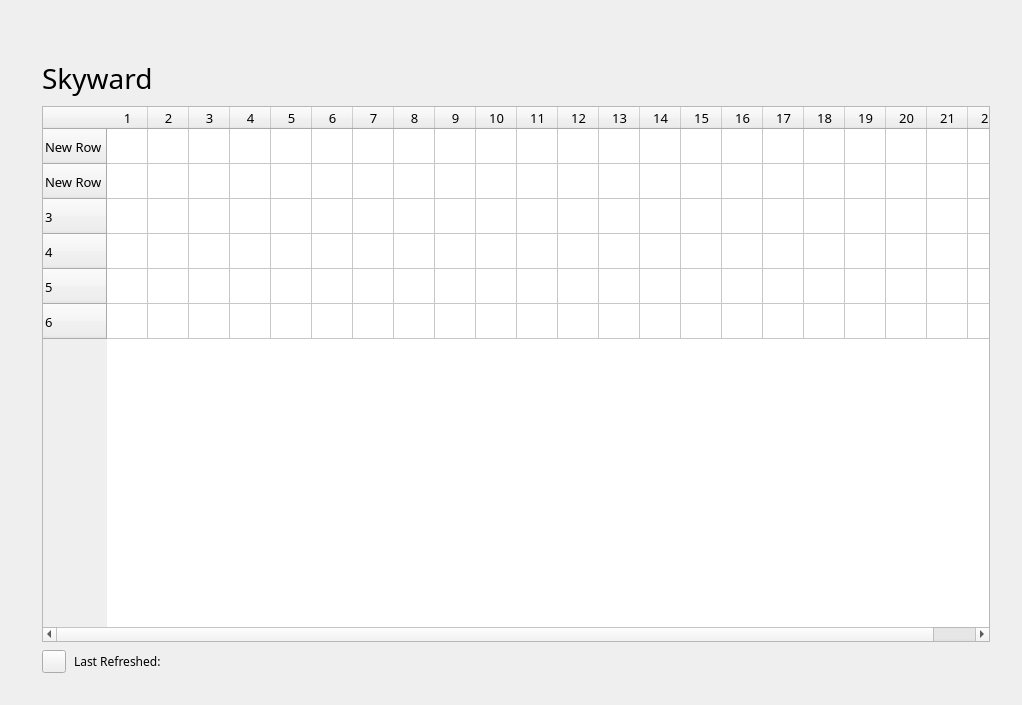
Qt form ui/NewMainWindow2.ui (AlexIrick/ReSkyward) before a commit.
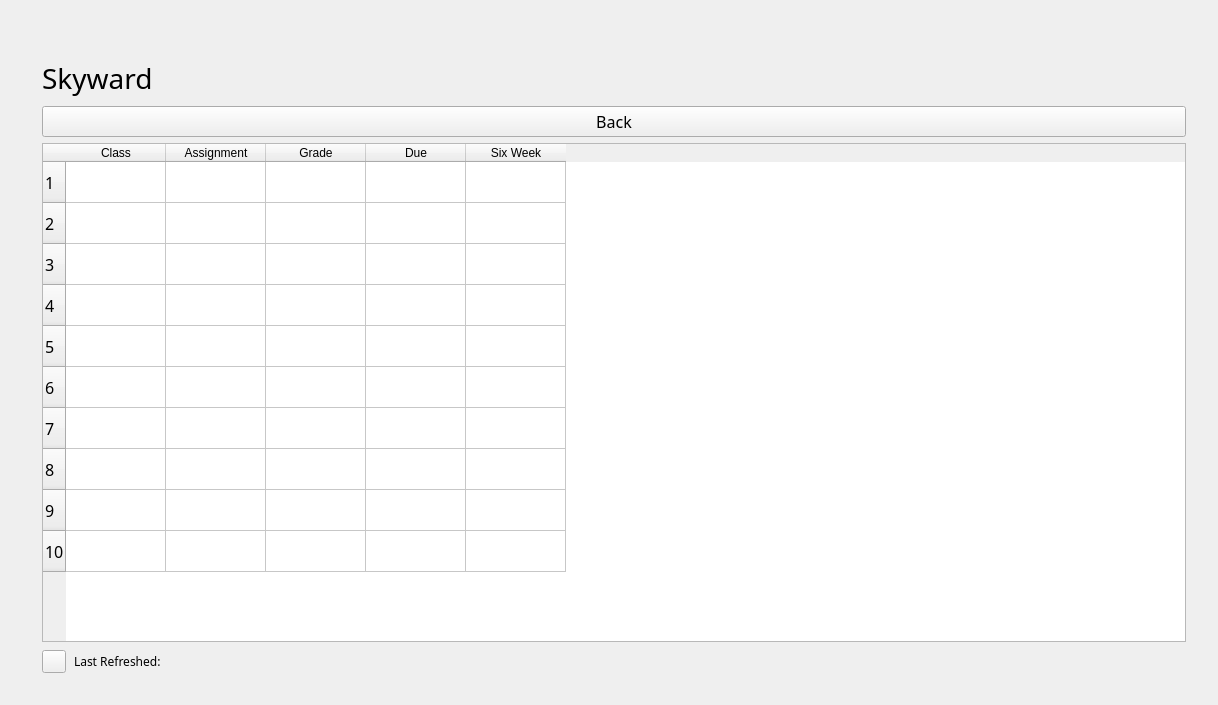
The same form after that commit. The open tabs and pages were chosen to show the change. Custom widgets are drawn as their Qt base class.

Commit message: Assignment view

The edit to the form file:
```diff
--- a/ui/NewMainWindow2.ui
+++ b/ui/NewMainWindow2.ui
@@ -7,7 +7,7 @@
    <rect>
     <x>0</x>
     <y>0</y>
-    <width>1022</width>
+    <width>1218</width>
     <height>705</height>
    </rect>
   </property>
@@ -167,22 +167,35 @@
                 <number>0</number>
                </property>
                <item>
-                <widget class="TableWidget" name="skywardTable">
-                 <property name="sizePolicy">
-                  <sizepolicy hsizetype="Minimum" vsizetype="Minimum">
-                   <horstretch>0</horstretch>
-                   <verstretch>0</verstretch>
-                  </sizepolicy>
-                 </property>
-                 <property name="font">
-                  <font>
-                   <family>Google Sans</family>
-                   <pointsize>10</pointsize>
-                  </font>
-                 </property>
-                 <property name="autoScroll">
-                  <bool>false</bool>
-                 </property>
+                <layout class="QHBoxLayout" name="tableHLayout"/>
+               </item>
+              </layout>
+             </widget>
+             <widget class="QWidget" name="listPage">
+              <layout class="QHBoxLayout" name="horizontalLayout_5">
+               <property name="leftMargin">
+                <number>0</number>
+               </property>
+               <property name="topMargin">
+                <number>0</number>
+               </property>
+               <property name="rightMargin">
+                <number>0</number>
+               </property>
+               <property name="bottomMargin">
+                <number>0</number>
+               </property>
+               <item>
+                <layout class="QVBoxLayout" name="verticalLayout_10">
+                 <item>
+                  <widget class="PushButton" name="classBackButton">
+                   <property name="text">
+                    <string>Back</string>
+                   </property>
+                  </widget>
+                 </item>
+                 <item>
+                  <widget class="TableWidget" name="classTable">
                  <property name="editTriggers">
                   <set>QAbstractItemView::NoEditTriggers</set>
                  </property>
@@ -201,68 +214,61 @@
                  <property name="showGrid">
                   <bool>true</bool>
                  </property>
-                 <property name="gridStyle">
-                  <enum>Qt::SolidLine</enum>
+                   <property name="wordWrap">
+                    <bool>false</bool>
                  </property>
                  <property name="rowCount">
-                  <number>6</number>
+                    <number>10</number>
                  </property>
                  <property name="columnCount">
-                  <number>22</number>
+                    <number>5</number>
                  </property>
                  <attribute name="horizontalHeaderMinimumSectionSize">
-                  <number>35</number>
-                 </attribute>
-                 <attribute name="horizontalHeaderDefaultSectionSize">
-                  <number>40</number>
+                    <number>60</number>
                  </attribute>
                  <attribute name="verticalHeaderDefaultSectionSize">
-                  <number>35</number>
-                 </attribute>
-                 <row>
-                  <property name="text">
-                   <string>New Row</string>
-                  </property>
-                 </row>
-                 <row>
-                  <property name="text">
-                   <string>New Row</string>
-                  </property>
-                 </row>
+                    <number>41</number>
+                   </attribute>
                  <row/>
                  <row/>
                  <row/>
                  <row/>
-                 <column/>
-                 <column/>
-                 <column/>
-                 <column/>
-                 <column/>
-                 <column/>
-                 <column/>
-                 <column/>
-                 <column/>
-                 <column/>
-                 <column/>
-                 <column/>
-                 <column/>
-                 <column/>
-                 <column/>
-                 <column/>
-                 <column/>
-                 <column/>
-                 <column/>
-                 <column/>
-                 <column/>
-                 <column/>
-                 <item row="0" column="21">
+                   <row/>
+                   <row/>
+                   <row/>
+                   <row/>
+                   <row/>
+                   <row/>
+                   <column>
                   <property name="text">
-                   <string/>
-                  </property>
-                 </item>
+                     <string>Class</string>
+                    </property>
+                   </column>
+                   <column>
+                    <property name="text">
+                     <string>Assignment</string>
+                    </property>
+                   </column>
+                   <column>
+                    <property name="text">
+                     <string>Grade</string>
+                    </property>
+                   </column>
+                   <column>
+                    <property name="text">
+                     <string>Due</string>
+                    </property>
+                   </column>
+                   <column>
+                    <property name="text">
+                     <string>Six Week</string>
+                    </property>
+                   </column>
                 </widget>
                </item>
               </layout>
+               </item>
+              </layout>
              </widget>
              <widget class="QWidget" name="page_2"/>
             </widget>
```
Left out of the diff: 1 changed line with no effect on the pictures. Lines whose indentation alone changed are shown as unchanged. The commit also changes 4 other files.
